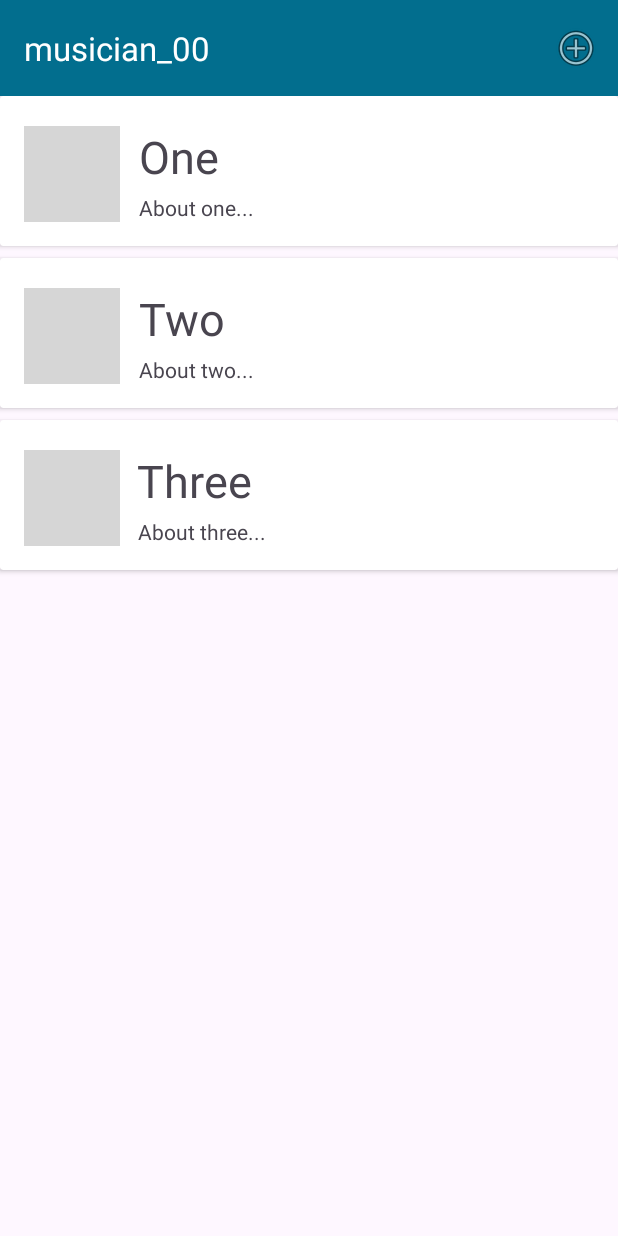
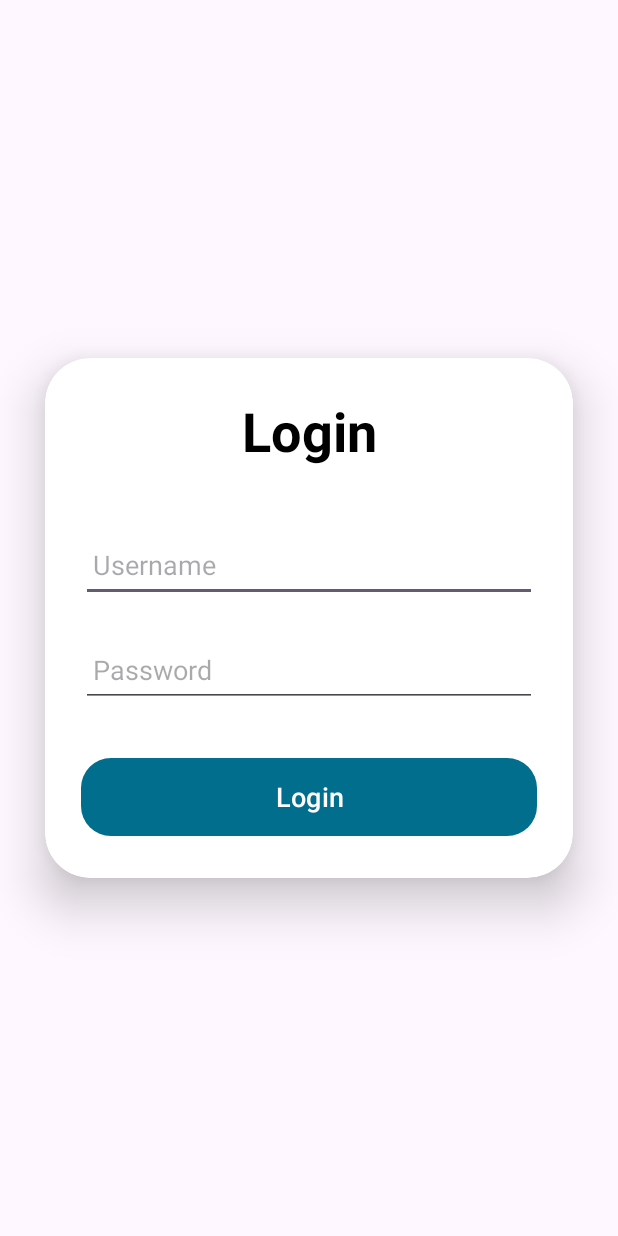
Before and after one commit to neal-boylan/musician_app_00, an Android app: the screen it shows after launch (ClipListActivity before the commit, LoginActivity after it), on a phone screen of 412 x 824 dp. Run offline under Robolectric (Android 15) with nearby library versions, the phone set to English and light mode, and no system bars; our stand-ins replace Timber; 2 statements that could not run were skipped; grey boxes are pictures that could not be loaded.

Commit message:
Added user model and basic login feature

```diff
--- /dev/null
+++ b/app/src/main/java/org/wit/musician_00/activities/LoginActivity.kt
@@ -0,0 +1,52 @@
+package org.wit.musician_00.activities
+
+import android.app.Activity
+import android.content.Intent
+import androidx.appcompat.app.AppCompatActivity
+import android.os.Bundle
+import android.view.View
+import android.widget.Button
+import android.widget.EditText
+import android.widget.Toast
+import androidx.activity.result.contract.ActivityResultContracts
+import androidx.core.splashscreen.SplashScreen.Companion.installSplashScreen
+import org.wit.musician_00.databinding.ActivityLoginBinding
+import org.wit.musician_00.main.MainApp
+import org.wit.musician_00.models.ClipModel
+import org.wit.musician_00.models.UserModel
+
+class LoginActivity : AppCompatActivity() {
+    private lateinit var binding: ActivityLoginBinding
+//    lateinit var username : EditText
+//    lateinit var password: EditText
+//    lateinit var loginButton: Button
+    var user = UserModel()
+    lateinit var app : MainApp
+
+    override fun onCreate(savedInstanceState: Bundle?) {
+        super.onCreate(savedInstanceState)
+        Thread.sleep(1000)
+        installSplashScreen()
+        binding = ActivityLoginBinding.inflate(layoutInflater)
+        setContentView(binding.root)
+
+        app = application as MainApp
+
+        binding.loginButton.setOnClickListener(View.OnClickListener {
+            if (binding.username.text.toString() == "user" && binding.password.text.toString() == "1234"){
+                Toast.makeText(this, "Login Successful!", Toast.LENGTH_SHORT).show()
+                user.email = binding.username.text.toString()
+                user.password = binding.password.text.toString()
+                app.users.create(user.copy())
+                setResult(RESULT_OK)
+                val launcherIntent = Intent(this, ClipListActivity::class.java)
+                startActivity(launcherIntent)
+            } else {
+                Toast.makeText(this, "Login Failed!", Toast.LENGTH_SHORT).show()
+            }
+        })
+
+    }
+
+
+}
--- a/app/src/main/java/org/wit/musician_00/main/MainApp.kt
+++ b/app/src/main/java/org/wit/musician_00/main/MainApp.kt
@@ -3,6 +3,7 @@ package org.wit.musician_00.main
 import android.app.Application
 import org.wit.musician_00.models.ClipMemStore
 import org.wit.musician_00.models.ClipModel
+import org.wit.musician_00.models.UserMemStore
 import timber.log.Timber
 import timber.log.Timber.i
 
@@ -10,6 +11,7 @@ class MainApp : Application() {
 
     // val clips = ArrayList<ClipModel>()
     val clips = ClipMemStore()
+    val users = UserMemStore()
 
     override fun onCreate() {
         super.onCreate()
--- a/app/src/main/java/org/wit/musician_00/models/ClipMemStore.kt
+++ b/app/src/main/java/org/wit/musician_00/models/ClipMemStore.kt
@@ -1,5 +1,6 @@
 package org.wit.musician_00.models
 
+import androidx.media3.extractor.text.webvtt.WebvttCssStyle.FontSizeUnit
 import timber.log.Timber.i
 
 var lastId = 0L
@@ -26,6 +27,9 @@ class ClipMemStore : ClipStore {
         if (foundClip != null) {
             foundClip.title = clip.title
             foundClip.description = clip.description
+            foundClip.yearsOfExperience = clip.yearsOfExperience
+            foundClip.instrument = clip.instrument
+            foundClip.influences = clip.influences
             foundClip.image = clip.image
             foundClip.audio = clip.audio
             foundClip.location = clip.location
--- a/app/src/main/java/org/wit/musician_00/models/ClipModel.kt
+++ b/app/src/main/java/org/wit/musician_00/models/ClipModel.kt
@@ -9,6 +9,9 @@ data class ClipModel(
     var id: Long = 2,
     var title: String = "",
     var description: String = "",
+    var instrument: String = "",
+    var yearsOfExperience: Number = 0,
+    var influences: Array<String> = emptyArray<String>(),
     var image: Uri = Uri.EMPTY,
     var audio: Uri = Uri.EMPTY,
     var location: Location = Location(52.245696, -7.139102, 5f)) : Parcelable
--- /dev/null
+++ b/app/src/main/java/org/wit/musician_00/models/UserModel.kt
@@ -0,0 +1,11 @@
+package org.wit.musician_00.models
+
+import android.net.Uri
+import android.os.Parcelable
+import kotlinx.parcelize.Parcelize
+
+@Parcelize
+data class UserModel(
+    var email: String = "",
+    var password: String = "",
+    ) : Parcelable
--- /dev/null
+++ b/app/src/main/java/org/wit/musician_00/models/UserStore.kt
@@ -0,0 +1,8 @@
+package org.wit.musician_00.models
+
+interface UserStore {
+    fun findAll(): List<UserModel>
+    fun findByEmail(email:String) : UserModel?
+    fun create(user: UserModel)
+    fun update(user: UserModel)
+}
--- /dev/null
+++ b/app/src/main/res/layout/activity_login.xml
@@ -0,0 +1,63 @@
+<?xml version="1.0" encoding="utf-8"?>
+
+<!-- https://androidknowledge.com/loginpage-in-android-kotlin/ -->
+<LinearLayout
+    xmlns:android="http://schemas.android.com/apk/res/android"
+    xmlns:app="http://schemas.android.com/apk/res-auto"
+    xmlns:tools="http://schemas.android.com/tools"
+    android:layout_width="match_parent"
+    android:layout_height="match_parent"
+    android:orientation="vertical"
+    android:gravity="center"
+    tools:context=".activities.LoginActivity">
+    <androidx.cardview.widget.CardView
+        android:layout_width="match_parent"
+        android:layout_height="wrap_content"
+        android:layout_margin="30dp"
+        app:cardCornerRadius="30dp"
+        app:cardElevation="20dp">
+        <LinearLayout
+            android:layout_width="match_parent"
+            android:layout_height="wrap_content"
+            android:orientation="vertical"
+            android:layout_gravity="center_horizontal"
+            android:padding="24dp">
+            <TextView
+                android:layout_width="match_parent"
+                android:layout_height="wrap_content"
+                android:text="Login"
+                android:id="@+id/loginText"
+                android:textSize="36sp"
+                android:textAlignment="center"
+                android:textStyle="bold"
+                android:textColor="@color/black"/>
+            <EditText
+                android:layout_width="match_parent"
+                android:layout_height="50dp"
+                android:id="@+id/username"
+                android:layout_marginTop="40dp"
+                android:padding="8dp"
+                android:hint="Username"
+                android:textColor="@color/black"
+                android:drawablePadding="8dp"/>
+            <EditText
+                android:layout_width="match_parent"
+                android:layout_height="50dp"
+                android:id="@+id/password"
+                android:layout_marginTop="20dp"
+                android:inputType="textPassword"
+                android:padding="8dp"
+                android:hint="Password"
+                android:textColor="@color/black"
+                android:drawablePadding="8dp"/>
+            <Button
+                android:layout_width="match_parent"
+                android:layout_height="60dp"
+                android:text="Login"
+                android:id="@+id/loginButton"
+                android:textSize="18sp"
+                android:layout_marginTop="30dp"
+                app:cornerRadius = "20dp"/>
+        </LinearLayout>
+    </androidx.cardview.widget.CardView>
+</LinearLayout>
--- a/app/src/main/res/menu/menu_main.xml
+++ b/app/src/main/res/menu/menu_main.xml
@@ -2,6 +2,10 @@
 <menu xmlns:android="http://schemas.android.com/apk/res/android"
     xmlns:app="http://schemas.android.com/apk/res-auto">
 
+    <item
+        android:id="@+id/item_logout"
+        android:title="logout"
+        app:showAsAction="ifRoom" />
     <item
         android:id="@+id/item_add"
         android:icon="@android:drawable/ic_menu_add"
```
Also changed, not shown: app/src/main/AndroidManifest.xml (+10 -6 lines), app/src/main/java/org/wit/musician_00/activities/ClipActivity.kt (+5 -3 lines), app/src/main/java/org/wit/musician_00/activities/ClipListActivity.kt (+7 -2 lines), app/src/main/java/org/wit/musician_00/models/UserMemStore.kt (added, +36 -0 lines).
